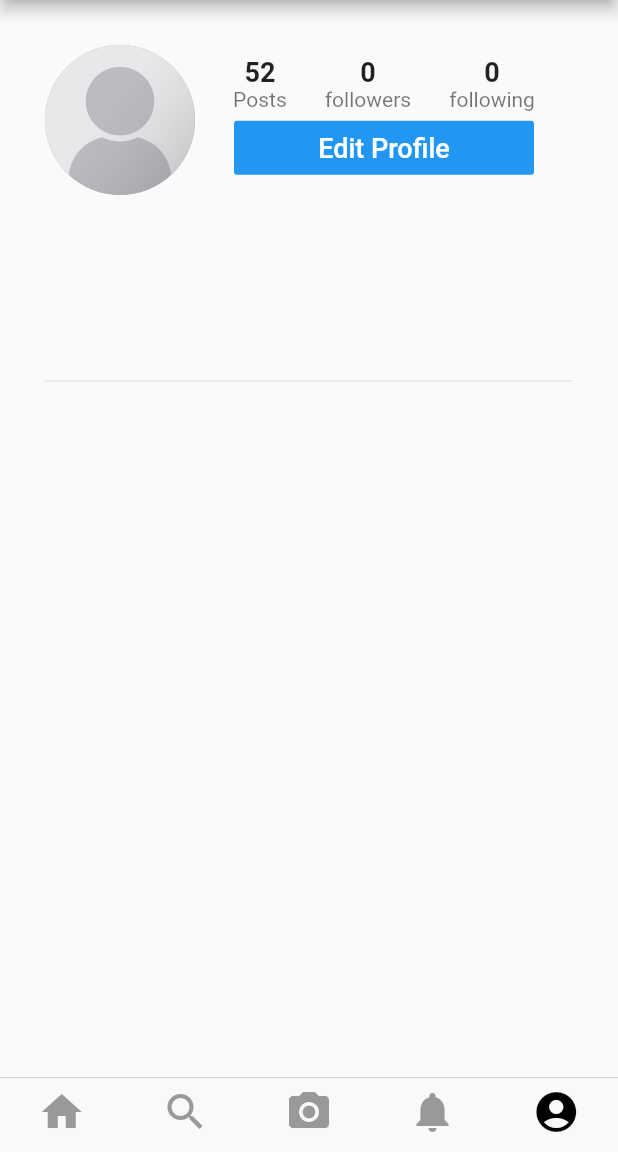
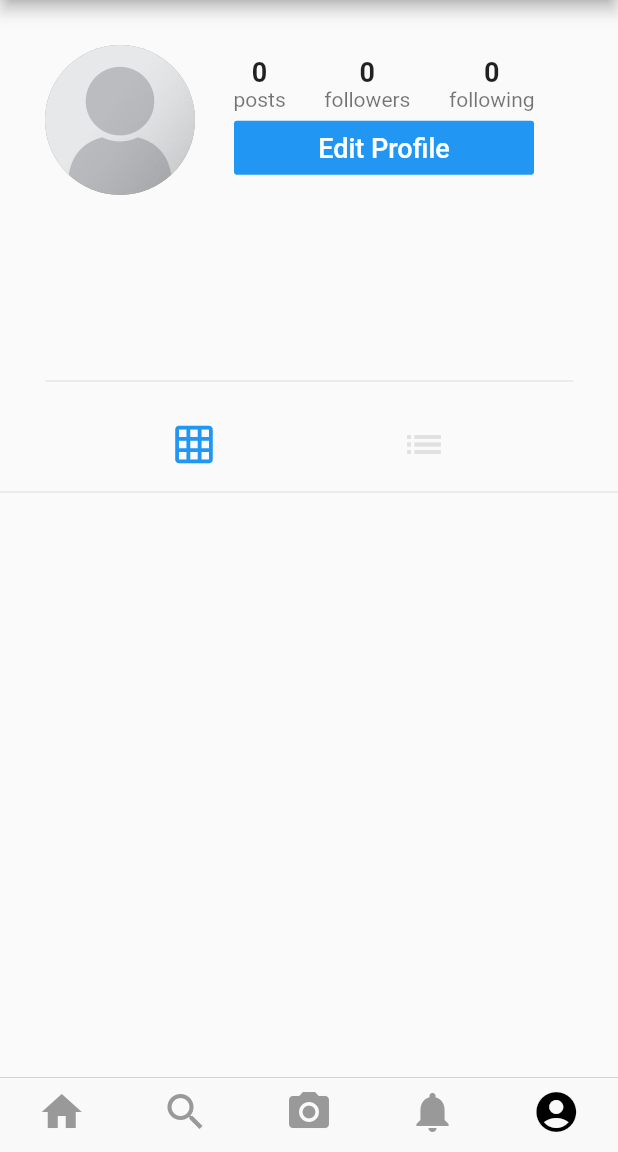
Before and after one commit to subhipandey/insta_clone, a Flutter app: the screen it shows once a user with an empty profile is signed in, swiped to page 5, on a phone screen of 412 x 824 dp, the part 84-1236 px from its top. Run offline on Flutter 3.47's test engine with Material 2 defaults, Android fonts, the phone set to English and light mode, and no system bars; our stand-ins replace cached_network_image, cloud_firestore, firebase_auth, firebase_storage, flutter_image_compress, image_cropper and 1 more; accounts and stored records are empty.

Commit message:
Day 11: Post Grid Added

```diff
--- a/lib/screens/profile_screen.dart
+++ b/lib/screens/profile_screen.dart
@@ -1,10 +1,12 @@
 import 'package:cached_network_image/cached_network_image.dart';
 import 'package:flutter/material.dart';
+import 'package:insta_clone/models/post_model.dart';
 import 'package:insta_clone/models/user_data.dart';
 import 'package:insta_clone/models/user_model.dart';
 import 'package:insta_clone/screens/edit_profile_screen.dart';
 import 'package:insta_clone/services/database_service.dart';
 import 'package:insta_clone/utilities/constants.dart';
+import 'package:insta_clone/widgets/post_view.dart';
 import 'package:provider/provider.dart';
 
 class ProfileScreen extends StatefulWidget {
@@ -21,9 +23,12 @@ class ProfileScreen extends StatefulWidget {
 
 class _ProfileScreenState extends State<ProfileScreen> {
 
-  bool isFollowing = false;
-  int followerCount = 0;
-  int followingCount =0;
+  bool _isFollowing = false;
+  int _followerCount = 0;
+  int _followingCount =0;
+  List<Post> _posts = [];
+  int _displayPosts = 0;
+  User _profileUser;
 
   @override
   initState(){
@@ -31,6 +36,8 @@ class _ProfileScreenState extends State<ProfileScreen> {
     _setupIsFollowing();
     _setupFollowers();
     _setupFollowing();
+    _setupPosts();
+    _setupProfileUser();
 
   }
 
@@ -41,7 +48,7 @@ class _ProfileScreenState extends State<ProfileScreen> {
       );
 
       setState(() {
-        isFollowing = isFollowingUser;
+        _isFollowing = isFollowingUser;
       });
 
   }
@@ -49,20 +56,34 @@ class _ProfileScreenState extends State<ProfileScreen> {
   _setupFollowers() async{
     int userFollowerCount = await DatabaseService.numFollowers(widget.userId);
     setState(() {
-      followerCount = userFollowerCount;
+      _followerCount = userFollowerCount;
     });
   }
 
   _setupFollowing() async{
     int  userFollowingCount = await DatabaseService.numFollowers(widget.userId);
     setState(() {
-      followingCount = userFollowingCount;
+      _followingCount = userFollowingCount;
     });
 
   }
 
+  _setupPosts() async {
+    List<Post> posts = await DatabaseService.getUserPosts(widget.userId);
+    setState(() {
+      _posts = posts;
+    });
+  }
+
+  _setupProfileUser() async {
+    User profileUser = await DatabaseService.getUserWithId(widget.userId);
+    setState(() {
+      _profileUser = profileUser;
+    });
+  }
+
   _followOrUnfollow() {
-    if (isFollowing) {
+    if (_isFollowing) {
 
       _unfollowUser();
     } else {
@@ -77,8 +98,8 @@ class _ProfileScreenState extends State<ProfileScreen> {
         );
 
         setState(() {
-          isFollowing = false;
-          followerCount--;
+          _isFollowing = false;
+          _followerCount--;
         });
     }
 
@@ -89,8 +110,8 @@ class _ProfileScreenState extends State<ProfileScreen> {
         );
 
         setState(() {
-          isFollowing = true;
-          followerCount++;
+          _isFollowing = true;
+          _followerCount++;
         });
     }
 
@@ -117,10 +138,10 @@ class _ProfileScreenState extends State<ProfileScreen> {
             width: 200.0,
             child: FlatButton(
               onPressed: _followOrUnfollow,
-              color: isFollowing ? Colors.grey[200] : Colors.blue,
-              textColor: isFollowing ? Colors.black : Colors.white,
+              color: _isFollowing ? Colors.grey[200] : Colors.blue,
+              textColor: _isFollowing ? Colors.black : Colors.white,
               child: Text(
-                isFollowing ? 'Unfollow' : 'Follow',
+                _isFollowing ? 'Unfollow' : 'Follow',
                 style: TextStyle(fontSize: 18.0),
               ),
             ),
@@ -128,7 +149,168 @@ class _ProfileScreenState extends State<ProfileScreen> {
 
   }
 
+  _buildProfileInfo(User user) {
+    return  Column(
+      children: <Widget>[
+        Padding(
+          padding: EdgeInsets.fromLTRB(30.0, 30.0, 30.0, 0.0),
+          child: Row(
+            children: <Widget>[
+              CircleAvatar(
+                radius: 50.0,
+                backgroundColor: Colors.grey,
+                backgroundImage: user.profileImageUrl.isEmpty
+                    ? AssetImage('assets/images/user_placeholder.jpg')
+                    : CachedNetworkImageProvider(user.profileImageUrl),
+              ),
+              Expanded(
+                child: Column(
+                  children: <Widget>[
+                    Row(
+                      mainAxisAlignment: MainAxisAlignment.spaceEvenly,
+                      children: <Widget>[
+                        Column(
+                          children: <Widget>[
+                            Text(
+                              _posts.length.toString(),
+                              style: TextStyle(
+                                fontSize: 18.0,
+                                fontWeight: FontWeight.w600,
+                              ),
+                            ),
+                            Text(
+                              'posts',
+                              style: TextStyle(color: Colors.black54),
+                            ),
+                          ],
+                        ),
+                        Column(
+                          children: <Widget>[
+                            Text(
+                              _followerCount.toString(),
+                              style: TextStyle(
+                                fontSize: 18.0,
+                                fontWeight: FontWeight.w600,
+                              ),
+                            ),
+                            Text(
+                              'followers',
+                              style: TextStyle(color: Colors.black54),
+                            ),
+                          ],
+                        ),
+                        Column(
+                          children: <Widget>[
+                            Text(
+                              _followingCount.toString(),
+                              style: TextStyle(
+                                fontSize: 18.0,
+                                fontWeight: FontWeight.w600,
+                              ),
+                            ),
+                            Text(
+                              'following',
+                              style: TextStyle(color: Colors.black54),
+                            ),
+                          ],
+                        ),
+                      ],
+                    ),
+                    _displayButton(user),
+                  ],
+                ),
+              )
+            ],
+          ),
+        ),
+        Padding(
+          padding: EdgeInsets.symmetric(horizontal: 30.0, vertical: 10.0),
+          child: Column(
+            crossAxisAlignment: CrossAxisAlignment.start,
+            children: <Widget>[
+              Text(
+                user.name,
+                style: TextStyle(
+                  fontSize: 18.0,
+                  fontWeight: FontWeight.bold,
+                ),
+              ),
+              SizedBox(height: 5.0),
+              Container(
+                height: 80.0,
+                child: Text(
+                  user.bio,
+                  style: TextStyle(fontSize: 15.0),
+                ),
+              ),
+              Divider(),
+            ],
+          ),
+        ),
+      ],
+    );
+  }
+  _buildToggleButtons() {
+    return Row(
+      mainAxisAlignment: MainAxisAlignment.spaceEvenly,
+      children: <Widget>[
+    IconButton(
+      icon: Icon(Icons.grid_on),
+      iconSize: 30.0,
+      color: _displayPosts == 0 ? Theme.of(context).primaryColor: Colors.grey[300],
+      onPressed: () => setState(() {
+            _displayPosts = 0;
+          }),
+      ),
+      IconButton(
+      icon: Icon(Icons.list),
+      iconSize: 30.0,
+      color: _displayPosts == 1 ? Theme.of(context).primaryColor: Colors.grey[300],
+      onPressed: () => setState(() {
+            _displayPosts = 1;
+          }),
+      ),
+    ],
+    );
+  }
+  _buildTilePost(Post post){
+    return GridTile(
+      child: Image(
+      image: CachedNetworkImageProvider(post.imageUrl),
+      fit: BoxFit.cover,
+    ),
+    );
+  }
+  _buildDisplayPost() {
+    if (_displayPosts == 0) {
 
+      List<GridTile> tiles =[];
+      _posts.forEach((post) => tiles.add(_buildTilePost(post)),
+      );
+
+
+      return GridView.count(
+        crossAxisCount: 3,
+        childAspectRatio: 1.0,
+        mainAxisSpacing: 2.0,
+        crossAxisSpacing: 2.0,
+        shrinkWrap: true,
+        physics: NeverScrollableScrollPhysics(),
+      );
+
+    } else {
+      List<PostView> postViews = [];
+      _posts.forEach((post) {
+           postViews.add(
+             PostView(currentUserId: widget.currentUserId,
+             post: post,
+             author: _profileUser,
+           )
+           );
+      });
+      return Column(children: postViews,);
+    }
+  }
   @override
   Widget build(BuildContext context) {
     return Scaffold(
@@ -158,97 +340,10 @@ class _ProfileScreenState extends State<ProfileScreen> {
 
               return ListView(
           children: <Widget>[
-          Padding(
-            padding:  EdgeInsets.fromLTRB(30.0, 30.0, 30.0, 0.0),
-            child: Row(
-              children: <Widget>[
-              CircleAvatar(
-                radius: 50.0,
-                backgroundImage: user.profileImageUrl.isEmpty
-                ? AssetImage('assets/images/user_placeholder.jpg')
-                : CachedNetworkImageProvider(user.profileImageUrl),
-                backgroundColor: Colors.grey,
-              ),
-              Expanded(
-              child: Column(
-                  children: <Widget>[
-                  Row(
-                    mainAxisAlignment: MainAxisAlignment.spaceEvenly,
-                    children: <Widget>[
-                      Column(
-                        children: <Widget>[
-                        Text(
-                          '52',
-                        style: TextStyle(
-                          fontSize: 18.0,
-                          fontWeight: FontWeight.w600,
-                          ),
-                          ),
-                          Text('Posts', style: TextStyle(color: Colors.black54),
-                          ),
-                      ],
-                      ),
-                      Column(
-                        children: <Widget>[
-                        Text(
-                          followerCount.toString(),
-                        style: TextStyle(
-                          fontSize: 18.0,
-                          fontWeight: FontWeight.w600,
-                          ),
-                          ),
-                          Text(
-                            'followers',
-                            style: TextStyle(color: Colors.black54),
-                          ),
-                      ],
-                      ),
-                      Column(
-                        children: <Widget>[
-                        Text(
-                          followingCount.toString(),
-                        style: TextStyle(
-                          fontSize: 18.0,
-                          fontWeight: FontWeight.w600,
-                          ),
-                          ),
-                          Text('following', style: TextStyle(color: Colors.black54),
-                          ),
-                      ],
-                      )
-                    ],
-                  ),
-                _displayButton(user),
-                ],
-                ),
-              )
-            ],
-            ),
-          ),
-         Padding(
-           padding:  EdgeInsets.symmetric(horizontal: 30.0, vertical: 10.0),
-           child: Column(
-             crossAxisAlignment: CrossAxisAlignment.start,
-             children: <Widget>[
-              Text(
-                user.name,
-              style: TextStyle(
-                fontSize: 18.0,
-                fontWeight: FontWeight.bold,
-                ),
-                ),
-                SizedBox(height: 5.0),
-              Container(
-                height: 80.0,
-                child: Text(
-                  user.bio,
-                style: TextStyle(fontSize: 15.0),
-                ),
-              ),
-              Divider(),
-           ],
-           ),
-         )
+          _buildProfileInfo(user),
+          _buildToggleButtons(),
+          Divider(),
+          _buildDisplayPost(),
         ],
         );
         },
--- a/lib/services/database_service.dart
+++ b/lib/services/database_service.dart
@@ -100,6 +100,18 @@ class DatabaseService {
     return posts;
 
 }
+
+static Future<List<Post>> getUserPosts(String userId) async {
+    QuerySnapshot userPostsSnapshot = await postsRef
+        .document(userId)
+        .collection('usersPosts')
+        .orderBy('timestamp', descending: true)
+        .getDocuments();
+    List<Post> posts =
+        userPostsSnapshot.documents.map((doc) => Post.fromDoc(doc)).toList();
+    return posts;
+}
+
 static Future<User> getUserWithId(String userId) async {
   DocumentSnapshot userDocSnapshot = await userRef.document(userId).get();
   if (userDocSnapshot.exists) {
```
Also changed, not shown: lib/screens/feed_screen.dart (+7 -110 lines), lib/widgets/post_view.dart (added, +126 -0 lines).
